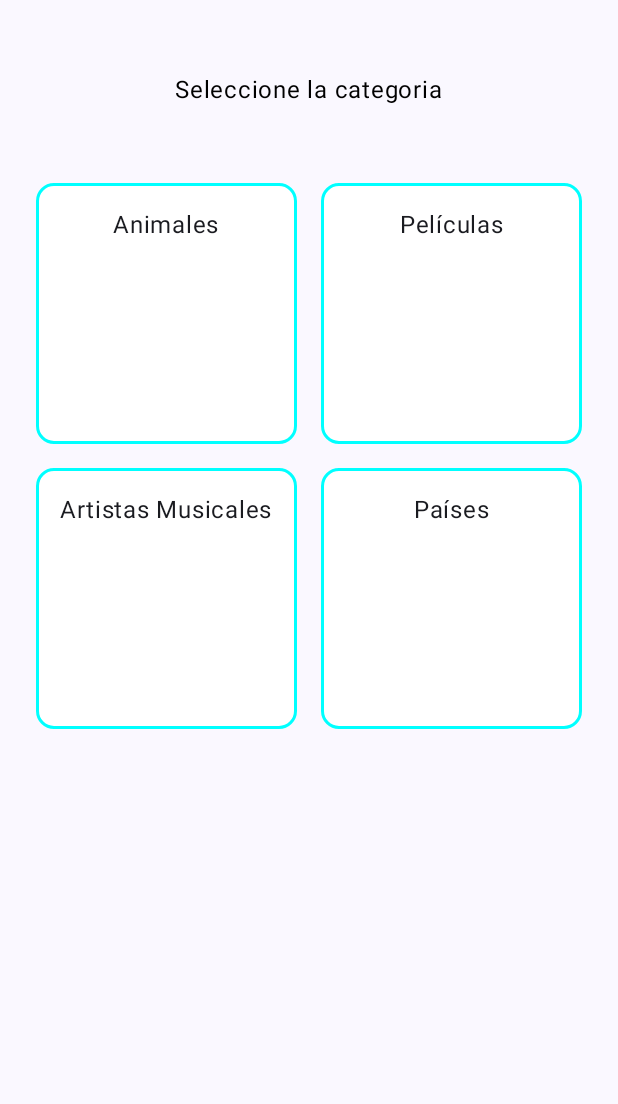
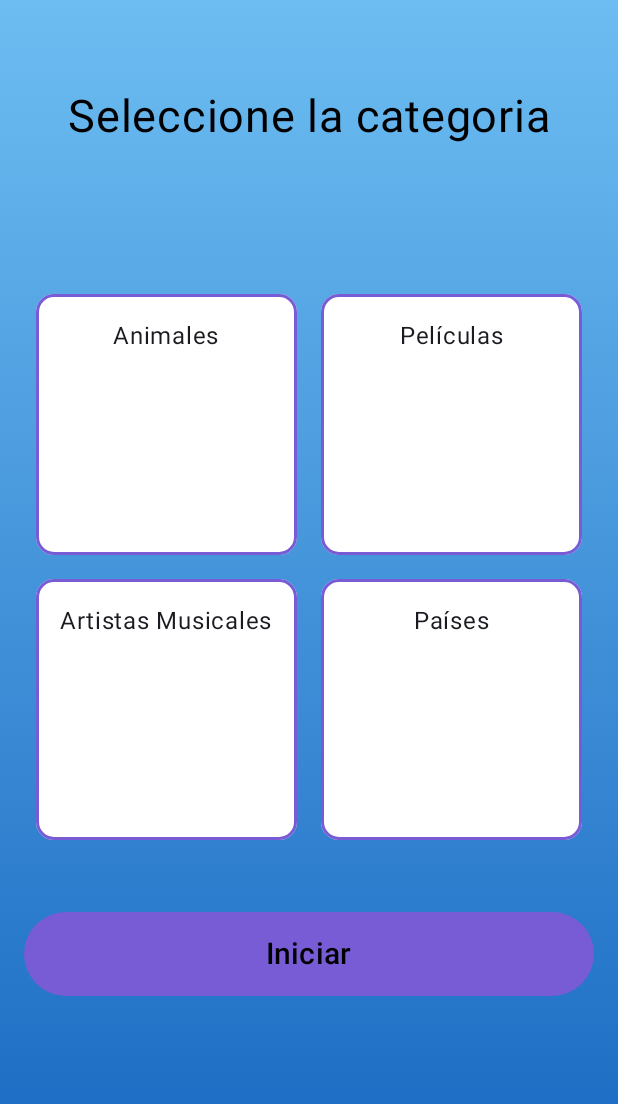
Before and after one commit to Smontero03/Juego-Charadas, an Android app built with Jetpack Compose: the composable GameModeMenu shown on its own in the app's theme, on a phone screen of 412 x 824 dp. Shown: the top 1104 px of the screen. Run offline under Robolectric (Android 15) with nearby library versions, the phone set to English and light mode, and no system bars.

Commit message:
cambio a detalles esteticos de la segunda pantalla

```diff
--- a/app/src/main/java/com/example/charadas/GameModeActivity.kt
+++ b/app/src/main/java/com/example/charadas/GameModeActivity.kt
@@ -5,6 +5,7 @@ import android.widget.Button
 import androidx.activity.ComponentActivity
 import androidx.activity.compose.setContent
 import androidx.activity.enableEdgeToEdge
+import androidx.compose.foundation.background
 import androidx.compose.foundation.border
 import androidx.compose.foundation.clickable
 import androidx.compose.foundation.layout.Arrangement
@@ -29,10 +30,12 @@ import androidx.compose.material3.CardDefaults
 import androidx.compose.runtime.Composable
 import androidx.compose.ui.Alignment
 import androidx.compose.ui.Modifier
+import androidx.compose.ui.graphics.Brush
 import androidx.compose.ui.graphics.Color
 import androidx.compose.ui.text.style.LineHeightStyle
 import androidx.compose.ui.tooling.preview.Preview
 import androidx.compose.ui.unit.dp
+import androidx.compose.ui.unit.sp
 import com.example.charadas.ui.theme.CharadasTheme
 
 
@@ -43,7 +46,7 @@ class GameModeActivity : ComponentActivity() {
         setContent {
             CharadasTheme {
                 Scaffold(modifier = Modifier.fillMaxSize()) { innerPadding ->
-
+                GameModeMenu(modifier = Modifier.padding(innerPadding))
                 }
             }
         }
@@ -54,16 +57,18 @@ class GameModeActivity : ComponentActivity() {
 fun GameModeMenu(modifier: Modifier){
     Column(modifier = Modifier
         .fillMaxSize()
-        .padding(16.dp),
+        .background(Brush.verticalGradient( colors = listOf(Color(0xFF6DBDF2), Color(0xFF1565C0))))
+        .padding(start = 16.dp, end = 16.dp, bottom =160 .dp),
         horizontalAlignment = Alignment.CenterHorizontally
     ){
-        Text("Seleccione la categoria", modifier = Modifier.padding(top = 32.dp, bottom = 50.dp),
-            color=Color.Black
+        Text("Seleccione la categoria", modifier = Modifier.padding(top = 60.dp, bottom = 100.dp),
+            color=Color.Black,fontSize = 30.sp
+
         )
 
         CategoryGrid(onCategorySelected = {})
         Spacer(modifier= Modifier.weight(1f))
-
+        StartButton(onClick = {})
 
     }
 
@@ -78,7 +83,7 @@ fun CategoryItem(name: String,onClick:()-> Unit){
             .aspectRatio(1f)
             .fillMaxWidth()
             .clickable(onClick=onClick)
-            .border(2.dp, color = Color.Cyan,shape),
+            .border(2.dp, color = Color(0xff775cd6),shape),
         shape=shape,
         elevation = CardDefaults.cardElevation(defaultElevation = 0.dp),
         colors = CardDefaults.cardColors(containerColor = Color.White)
@@ -126,12 +131,13 @@ fun StartButton(onClick: () -> Unit){
             .height(56.dp),
         shape=RoundedCornerShape(50),
         colors= ButtonDefaults.buttonColors(
-            contentColor = Color.Black, containerColor = Color.Gray
+            contentColor = Color.Black, containerColor = Color(0xff775cd6)
 
         )
 
+
     ){
-        Text("Empezar")
+        Text("Iniciar", modifier = Modifier , fontSize = 20.sp)
 
     }
 
@@ -143,11 +149,13 @@ fun StartButton(onClick: () -> Unit){
 fun GameModeMenuPreview() {
     Column(modifier = Modifier
         .fillMaxSize()
+        .background(Brush.verticalGradient( colors = listOf(Color(0xFF6DBDF2), Color(0xFF1565C0))))
         .padding(start = 16.dp, end = 16.dp, bottom =160 .dp),
         horizontalAlignment = Alignment.CenterHorizontally
     ){
         Text("Seleccione la categoria", modifier = Modifier.padding(top = 60.dp, bottom = 100.dp),
-            color=Color.Black
+            color=Color.Black,fontSize = 30.sp
+
         )
 
         CategoryGrid(onCategorySelected = {})
```
